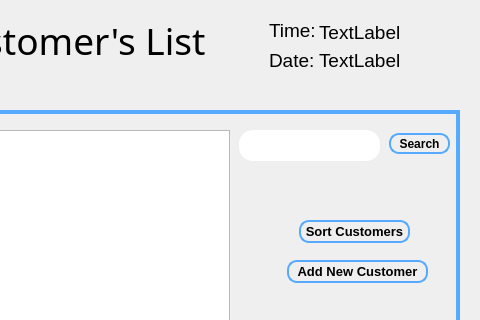
First picture: the form in customers.ui, repository KhairiSlimani/SmartFactory, before the edit; both pictures show x 271 to 751 and y 0 to 320 of the 751 by 461 pixel window.
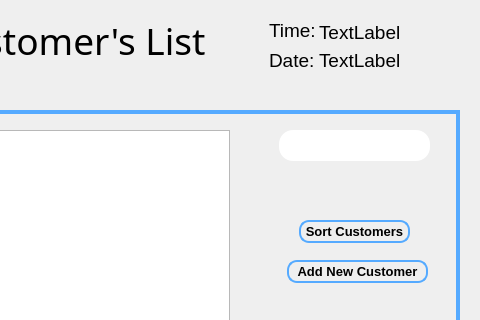
Second picture: the form after the edit. Icons and pictures are not drawn.

```diff
--- a/customers.ui
+++ b/customers.ui
@@ -161,9 +161,9 @@
      <widget class="QLineEdit" name="lineEdit_SearchCustomer">
       <property name="geometry">
        <rect>
-        <x>300</x>
+        <x>340</x>
         <y>20</y>
-        <width>141</width>
+        <width>151</width>
         <height>31</height>
        </rect>
       </property>
@@ -265,45 +265,6 @@
        </rect>
       </property>
      </widget>
-     <widget class="QPushButton" name="pushButton_Search">
-      <property name="geometry">
-       <rect>
-        <x>450</x>
-        <y>23</y>
-        <width>61</width>
-        <height>21</height>
-       </rect>
-      </property>
-      <property name="font">
-       <font>
-        <family>Arial</family>
-        <pointsize>9</pointsize>
-        <weight>75</weight>
-        <bold>true</bold>
-       </font>
-      </property>
-      <property name="styleSheet">
-       <string notr="true">#pushButton_Search
-{
-background-color: transparent;
-border-width: 2px;
-border-color: rgb(85,170,255);
-border-style: solid;
-border-radius: 10px;
-padding: 3px;
-padding-left: 5px;
-padding-right: 5px;
-}
-
-#pushButton_Search:hover
-{
-background:rgb(85,170,255);
-}</string>
-      </property>
-      <property name="text">
-       <string>Search</string>
-      </property>
-     </widget>
     </widget>
     <widget class="QLabel" name="label_2">
      <property name="geometry">
```
